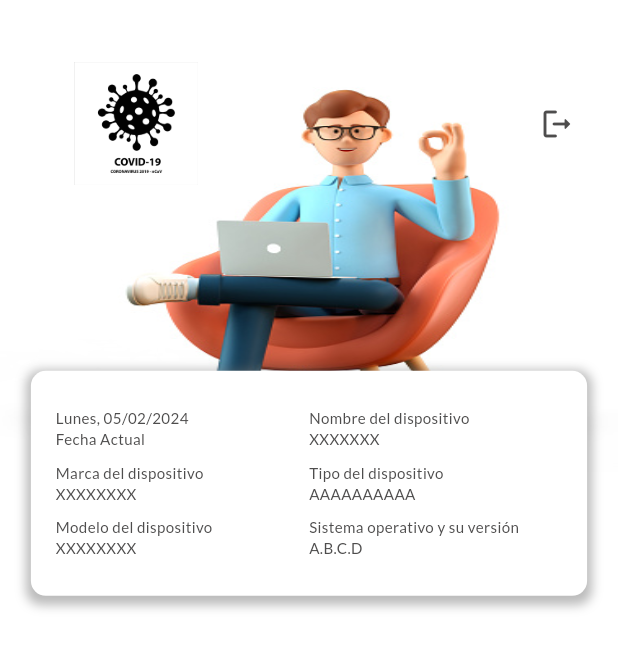
After one commit to rralzate/covid, a Flutter app: the HomeScreen screen opened by its route, on a phone screen of 412 x 824 dp. The commit adds this screen. Shown: the top 649 px of the screen. Run offline on Flutter 3.47's test engine with Material 3 defaults, Android fonts, the phone set to English and light mode, and no system bars; our stand-ins replace bloc, dartz, equatable, flutter_bloc, flutter_secure_storage, flutter_svg and 7 more; accounts and stored records are empty.

Commit message:
Implementation feature home

```diff
--- a/lib/core/components/man_header.dart
+++ b/lib/core/components/man_header.dart
@@ -1,6 +1,8 @@
 import 'package:covid/core/theme/colors.dart';
 import 'package:flutter/material.dart';
 import 'package:responsive_sizer/responsive_sizer.dart';
+
+import '../routes/resource_icons.dart';
 
 class ManHeader extends StatelessWidget {
   const ManHeader({
@@ -26,10 +28,15 @@ class ManHeader extends StatelessWidget {
             ),
           ),
           Container(
-            margin: EdgeInsets.only(top: 2.h, right: 4.w, left: 2.w),
+            margin: EdgeInsets.only(right: 5.w, left: 12.w),
             child: Row(
-              mainAxisAlignment: MainAxisAlignment.end,
+              mainAxisAlignment: MainAxisAlignment.spaceBetween,
               children: [
+                Image.asset(
+                  logo,
+                  width: 20.w,
+                  height: 20.h,
+                ),
                 back != null
                     ? InkWell(
                         onTap: back,
--- a/lib/core/routes/page_generator.dart
+++ b/lib/core/routes/page_generator.dart
@@ -1,5 +1,6 @@
 import 'package:covid/features/auth/presentation/screens/login_screen.dart';
 import 'package:covid/features/auth/presentation/screens/register_screen.dart';
+import 'package:covid/features/home/presentation/screens/home_screen.dart';
 import 'package:flutter/material.dart';
 
 import 'package:covid/features/auth/presentation/screens/splash_screen.dart';
@@ -20,6 +21,10 @@ class PageClassGenerator {
 
       case RegisterScreen.routeName:
         builder = (context) => const RegisterScreen();
+        break;
+
+      case HomeScreen.routeName:
+        builder = (context) => const HomeScreen();
         break;
 
       default:
--- /dev/null
+++ b/lib/core/utils/capitalize_text.dart
@@ -0,0 +1,14 @@
+//method that allows to capitalize the first letter of a text
+String capitalize(String value) {
+  var result = value[0].toUpperCase();
+  bool cap = true;
+  for (int i = 1; i < value.length; i++) {
+    if (value[i - 1] == ' ' && cap == true) {
+      result = result + value[i].toUpperCase();
+    } else {
+      result = result + value[i];
+      cap = false;
+    }
+  }
+  return result;
+}
--- /dev/null
+++ b/lib/core/utils/dates_format.dart
@@ -0,0 +1,104 @@
+import 'package:intl/intl.dart';
+
+import 'capitalize_text.dart';
+
+class DatesFormat {
+  static String getMonthName({
+    required int numberMonth,
+  }) {
+    String name = '';
+    switch (numberMonth) {
+      case 1:
+        name = 'Enero';
+        break;
+      case 2:
+        name = 'Febrero';
+        break;
+      case 3:
+        name = 'Marzo';
+        break;
+      case 4:
+        name = 'Abril';
+        break;
+      case 5:
+        name = 'Mayo';
+        break;
+      case 6:
+        name = 'Junio';
+        break;
+      case 7:
+        name = 'Julio';
+        break;
+      case 8:
+        name = 'Agosto';
+        break;
+      case 9:
+        name = 'Septiembre';
+        break;
+      case 10:
+        name = 'Octubre';
+        break;
+      case 11:
+        name = 'Noviembre';
+        break;
+      default:
+        name = 'Diciembre';
+    }
+
+    return name;
+  }
+
+  static String get lastDayMonth {
+    var now = DateTime.now();
+
+    DateTime beginningNextMonth = (now.month < 12)
+        ? DateTime(now.year, now.month + 1, 1)
+        : DateTime(now.year + 1, 1, 1);
+    int lastDay = beginningNextMonth.subtract(const Duration(days: 1)).day;
+
+    return '''Guatemala, ${lastDay.toString()} de ${DatesFormat.getMonthName(numberMonth: DateTime.now().month)} del ${DateTime.now().year.toString()}''';
+  }
+
+  static DateTime convertStringToDateTime(String datetime) {
+    return DateTime.parse(datetime);
+  }
+
+  static String formatDateSimpleText(DateTime dateTime) {
+    return "${capitalize(DateFormat('EEEE', 'ES').format(dateTime))}, ${DatesFormat.formatDateToShortText(dateTime)}";
+  }
+
+  static String formatSimpleDayText(String day) {
+    return DateFormat('EEEE', 'ES')
+        .format(DatesFormat.convertStringToDateTime(day))
+        .substring(0, 3)
+        .toString()
+        .toLowerCase();
+  }
+
+  static String formatDateFormalText(DateTime dateTime) =>
+      DateFormat("'Guatemala', d 'de' MMMM 'del' yyyy", 'es_GT')
+          .format(dateTime)
+          .toLowerCase();
+
+  static String formatDateToShortText(DateTime dateTime) =>
+      DateFormat('dd/MM/yyyy', 'es_GT').format(dateTime).toLowerCase();
+
+  static String formatDateToTimeText(DateTime dateTime) =>
+      DateFormat.jm().format(dateTime).toLowerCase();
+
+  static String get todayDateFormalText =>
+      DateFormat("'Guatemala', d 'de' MMMM 'del' yyyy", 'es_GT')
+          .format(DateTime.now());
+
+  static String convertDateValue(DateTime date) {
+    return "${(date.day < 10) ? '0${date.day}' : (date.day)}.${(date.month < 10) ? '0${date.month}' : (date.month)}.${date.year}";
+  }
+
+  static String convertMilisecondsToDate(String time) {
+    final newDate = DateTime.fromMillisecondsSinceEpoch(int.parse(time));
+    return convertDateValue(newDate);
+  }
+
+  static String formatDateText(DateTime dateTime) =>
+      DateFormat('dd/MM/yyyy', 'es_GT').format(dateTime);
+}
--- a/lib/features/auth/presentation/screens/login_screen.dart
+++ b/lib/features/auth/presentation/screens/login_screen.dart
@@ -15,6 +15,7 @@ import '../../../../core/components/primary_button.dart';
 import '../../../../core/components/women_header.dart';
 import '../../../../core/theme/fonts.dart';
 import '../../../../injection_container.dart';
+import '../../../home/presentation/screens/home_screen.dart';
 import '../bloc/auth_bloc.dart';
 
 class LoginScreen extends StatefulWidget {
@@ -74,8 +75,9 @@ class _LoginScreenState extends State<LoginScreen> {
   }
 
   Future<void> _success() async {
-    //Navigator.pushReplacementNamed(context, HomeScreen.routeName);
+    Navigator.pushReplacementNamed(context, HomeScreen.routeName);
   }
+
   Widget _contentBody() {
     return Stack(
       children: [
--- /dev/null
+++ b/lib/features/home/presentation/screens/home_screen.dart
@@ -0,0 +1,144 @@
+import 'package:covid/core/components/custom_loading.dart';
+import 'package:covid/core/routes/resource_icons.dart';
+import 'package:covid/core/theme/colors.dart';
+import 'package:covid/features/auth/presentation/screens/login_screen.dart';
+
+import 'package:covid/features/home/presentation/bloc/home_bloc.dart';
+import 'package:flutter/material.dart';
+
+import 'package:flutter_svg/svg.dart';
+import 'package:responsive_sizer/responsive_sizer.dart';
+import 'package:flutter_bloc/flutter_bloc.dart';
+
+import '../../../../core/components/custom_dialog_box.dart';
+import '../../../../core/components/man_header.dart';
+import '../../../../injection_container.dart';
+import '../widget/card_device.dart';
+
+class HomeScreen extends StatefulWidget {
+  const HomeScreen({super.key});
+
+  static const routeName = '/home';
+
+  @override
+  State<HomeScreen> createState() => _HomeScreenState();
+}
+
+class _HomeScreenState extends State<HomeScreen> {
+  bool _isLoading = false;
+  HomeBloc homeBloc = getIt<HomeBloc>();
+
+  @override
+  Widget build(BuildContext context) {
+    return Scaffold(
+      backgroundColor: colorWhite,
+      body: BlocProvider.value(
+        value: homeBloc,
+        child: BlocConsumer<HomeBloc, HomeState>(listener: (ctx, state) async {
+          // ------// ------// ------// ------// ------// ------// ------
+        }, builder: (context, state) {
+          return SafeArea(
+            child: _isLoading ? const CustomLoadingPage() : _contentBody(),
+          );
+        }),
+      ),
+    );
+  }
+
+  Future<void> _success() async {
+    //Navigator.pushReplacementNamed(context, HomeScreen.routeName);
+  }
+  Widget _contentBody() {
+    return Stack(
+      children: [
+        _header(),
+        Positioned(
+          right: 5.w,
+          left: 5.w,
+          child: CardDevice(),
+        ),
+        _principalBody(),
+      ],
+    );
+  }
+
+  Widget _header() {
+    return ManHeader(
+      imageHeader: menImage,
+      back: () {
+        Navigator.pushReplacementNamed(context, LoginScreen.routeName);
+      },
+    );
+  }
+
+  Widget _principalBody() {
+    return ListView(
+      padding: EdgeInsets.symmetric(horizontal: 2.h),
+      physics:
+          const AlwaysScrollableScrollPhysics(parent: BouncingScrollPhysics()),
+      children: [
+        _loginForm(),
+      ],
+    );
+  }
+
+  Widget _loginForm() {
+    return Container(
+      margin: EdgeInsets.only(top: 42.h),
+      padding: EdgeInsets.all(2.w),
+      width: double.infinity,
+      child: Column(children: [
+        SizedBox(
+          height: 5.h,
+        ),
+        SizedBox(
+          height: 1.h,
+        ),
+        SizedBox(
+          height: 1.h,
+        ),
+        SizedBox(
+          height: 5.h,
+        ),
+      ]),
+    );
+  }
+
+  Future<void> _errorMessage(String message) async {
+    await showDialog(
+        context: context,
+        builder: (BuildContext context) {
+          return CustomDialogBox(
+              icon: SvgPicture.asset(
+                warningModalSVG,
+                colorFilter:
+                    const ColorFilter.mode(secondColor, BlendMode.srcIn),
+              ),
+              title: 'Lo sentimos',
+              descriptions: message,
+              confirmText: "Aceptar",
+              onAccept: () {
+                Navigator.pop(context);
+              });
+        });
+  }
+
+  Future<void> _message(String message) async {
+    await showDialog(
+        context: context,
+        builder: (BuildContext context) {
+          return CustomDialogBox(
+              icon: SvgPicture.asset(
+                warningModalSVG,
+                colorFilter:
+                    const ColorFilter.mode(secondColor, BlendMode.srcIn),
+              ),
+              title: 'Hola',
+              descriptions: message,
+              confirmText: "Aceptar",
+              onAccept: () {
+                Navigator.pop(context);
+              });
+        });
+  }
+}
--- /dev/null
+++ b/lib/features/home/presentation/widget/card_device.dart
@@ -0,0 +1,150 @@
+import 'package:covid/core/theme/fonts.dart';
+import 'package:flutter/material.dart';
+import 'package:responsive_sizer/responsive_sizer.dart';
+
+import '../../../../core/theme/colors.dart';
+import '../../../../core/utils/dates_format.dart';
+
+class CardDevice extends StatelessWidget {
+  const CardDevice({super.key});
+
+  @override
+  Widget build(BuildContext context) {
+    return Container(
+      padding: EdgeInsets.all(2.h),
+      margin: EdgeInsets.only(top: 30.h),
+      width: 300,
+      height: 150,
+      decoration: BoxDecoration(
+        color: Colors.white,
+        borderRadius: BorderRadius.circular(10),
+        boxShadow: [
+          BoxShadow(
+            color: darkGrey.withOpacity(0.5),
+            spreadRadius: 3,
+            blurRadius: 5,
+            offset: const Offset(0, 3),
+          ),
+        ],
+      ),
+      child: Column(
+        mainAxisAlignment: MainAxisAlignment.center,
+        children: [
+          Row(
+            mainAxisAlignment: MainAxisAlignment.spaceAround,
+            children: [
+              Expanded(
+                child: Text(
+                  DatesFormat.formatDateSimpleText(DateTime.now()),
+                  style: textBlackStyle,
+                ),
+              ),
+              Expanded(
+                child: Text(
+                  "Nombre del dispositivo",
+                  style: textBlackStyle,
+                ),
+              )
+            ],
+          ),
+          Row(
+            mainAxisAlignment: MainAxisAlignment.spaceAround,
+            children: [
+              Expanded(
+                child: Text(
+                  "Fecha Actual",
+                  style: textBlackStyle,
+                ),
+              ),
+              Expanded(
+                child: Text(
+                  "XXXXXXX",
+                  style: textBlackStyle,
+                ),
+              ),
+            ],
+          ),
+          SizedBox(
+            height: 2.w,
+          ),
+          Row(
+            mainAxisAlignment: MainAxisAlignment.spaceAround,
+            children: [
+              Expanded(
+                child: Text(
+                  "Marca del dispositivo",
+                  style: textBlackStyle,
+                ),
+              ),
+              Expanded(
+                child: Text(
+                  "Tipo del dispositivo",
+                  style: textBlackStyle,
+                ),
+              ),
+            ],
+          ),
+          Row(
+            mainAxisAlignment: MainAxisAlignment.spaceAround,
+            children: [
+              Expanded(
+                child: Text(
+                  "XXXXXXXX",
+                  style: textBlackStyle,
+                ),
+              ),
+              Expanded(
+                child: Text(
+                  "AAAAAAAAAA",
+                  style: textBlackStyle,
+                ),
+              ),
+            ],
+          ),
+          SizedBox(
+            height: 2.w,
+          ),
+          Row(
+            mainAxisAlignment: MainAxisAlignment.spaceAround,
+            children: [
+              Expanded(
+                child: Text(
+                  "Modelo del dispositivo",
+                  style: textBlackStyle,
+                ),
+              ),
+              Expanded(
+                child: Text(
+                  "Sistema operativo y su versión",
+                  style: textBlackStyle,
+                ),
+              ),
+            ],
+          ),
+          Row(
+            mainAxisAlignment: MainAxisAlignment.spaceAround,
+            children: [
+              Expanded(
+                child: Text(
+                  "XXXXXXXX",
+                  style: textBlackStyle,
+                ),
+              ),
+              Expanded(
+                child: Text(
+                  "A.B.C.D",
+                  style: textBlackStyle,
+                ),
+              ),
+            ],
+          ),
+        ],
+      ),
+    );
+  }
+
+  int getCurrentHour() {
+    DateTime now = DateTime.now();
+    return now.hour;
+  }
+}
--- a/lib/injection_container.dart
+++ b/lib/injection_container.dart
@@ -1,4 +1,5 @@
 import 'package:covid/features/auth/presentation/bloc/auth_bloc.dart';
+import 'package:covid/features/home/presentation/bloc/home_bloc.dart';
 import 'package:get_it/get_it.dart';
 
 import 'core/repositories/local_storage_repository.dart';
@@ -19,6 +20,10 @@ Future<void> injectDependencies() async {
 
   getIt.registerFactory(
     () => AuthBloc(postLoginUseCase: getIt(), postRegisterUseCase: getIt()),
+  );
+
+  getIt.registerFactory(
+    () => HomeBloc(),
   );
 
   // Use cases
--- a/lib/main.dart
+++ b/lib/main.dart
@@ -1,10 +1,13 @@
 import 'package:flutter/material.dart';
 import 'package:covid/injection_container.dart';
+
+import 'package:intl/date_symbol_data_local.dart'; // Import this package
 
 import 'maincommon.dart';
 
 void main() async {
   WidgetsFlutterBinding.ensureInitialized();
+  await initializeDateFormatting();
   await injectDependencies();
   runApp(const MyApp());
 }
--- a/lib/maincommon.dart
+++ b/lib/maincommon.dart
@@ -14,6 +14,10 @@ class MyApp extends StatelessWidget {
       return GetMaterialApp(
         debugShowCheckedModeBanner: false,
         title: "Covid-19",
+        supportedLocales: const [
+          Locale('en', 'US'),
+          Locale('es', 'ES'),
+        ],
         theme: appTheme,
         initialRoute: SplashScreen.routeName,
         onGenerateRoute: PageClassGenerator.getNamedScreen,
--- a/pubspec.yaml
+++ b/pubspec.yaml
@@ -39,6 +39,7 @@ dependencies:
   get: ^4.6.6
   get_it: ^7.6.7
   google_fonts: ^6.1.0
+  intl: ^0.19.0
   modal_bottom_sheet: ^3.0.0-pre
   responsive_sizer: ^3.3.0+1
   rxdart: ^0.27.7
```
Also changed, not shown: lib/features/home/data/model/device_model.dart (added, +119 -0 lines), pubspec.lock.
